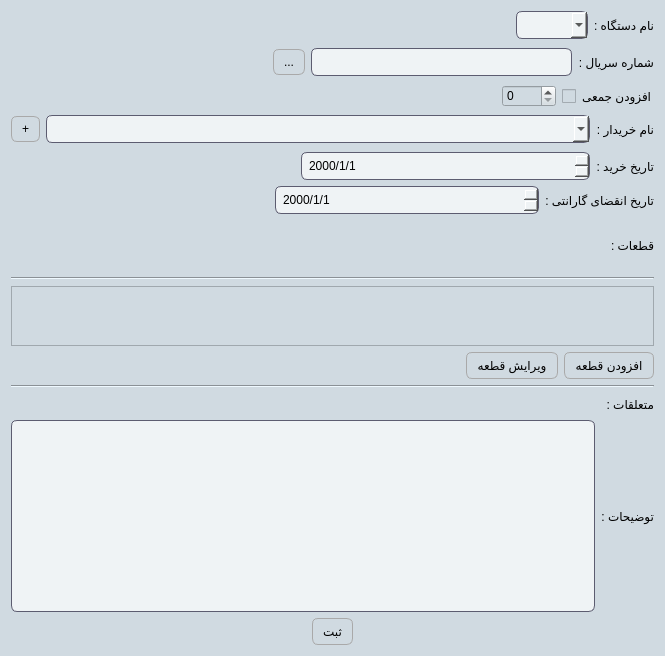
Qt form deviceform.ui (kia-far/QtDBS) before a commit.
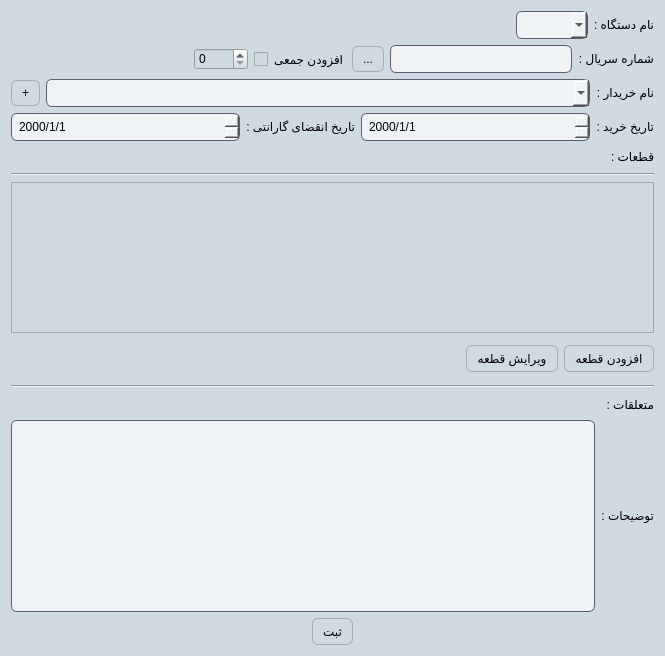
The same form after that commit.

Commit message: changed the widget placement in device form and also fixed the admin mode turning edit into register mode and also added the last serial number added feature and also the language in the rest of the app now supports persian numbers

```diff
--- a/deviceform.ui
+++ b/deviceform.ui
@@ -220,6 +220,12 @@
          </item>
          <item>
           <widget class="QLabel" name="label_5">
+           <property name="sizePolicy">
+            <sizepolicy hsizetype="Preferred" vsizetype="Fixed">
+             <horstretch>0</horstretch>
+             <verstretch>0</verstretch>
+            </sizepolicy>
+           </property>
            <property name="text">
             <string>نام دستگاه :</string>
            </property>
@@ -240,7 +246,7 @@
           <enum>QLayout::SizeConstraint::SetMinimumSize</enum>
          </property>
          <item>
-          <spacer name="horizontalSpacer_9">
+          <spacer name="horizontalSpacer_7">
            <property name="orientation">
             <enum>Qt::Orientation::Horizontal</enum>
            </property>
@@ -252,6 +258,23 @@
            </property>
           </spacer>
          </item>
+         <item>
+          <widget class="QSpinBox" name="spinBox">
+           <property name="frame">
+            <bool>true</bool>
+           </property>
+           <property name="maximum">
+            <number>1000</number>
+           </property>
+          </widget>
+         </item>
+         <item>
+          <widget class="QCheckBox" name="checkBox">
+           <property name="text">
+            <string>افزودن جمعی</string>
+           </property>
+          </widget>
+         </item>
          <item>
           <widget class="QPushButton" name="pushButton_2">
            <property name="sizePolicy">
@@ -284,7 +307,7 @@
          <item>
           <widget class="QLabel" name="label">
            <property name="sizePolicy">
-            <sizepolicy hsizetype="Preferred" vsizetype="Expanding">
+            <sizepolicy hsizetype="Preferred" vsizetype="Fixed">
              <horstretch>0</horstretch>
              <verstretch>0</verstretch>
             </sizepolicy>
@@ -299,40 +322,6 @@
          </item>
         </layout>
        </item>
-       <item>
-        <layout class="QHBoxLayout" name="horizontalLayout_12">
-         <item>
-          <spacer name="horizontalSpacer_4">
-           <property name="orientation">
-            <enum>Qt::Orientation::Horizontal</enum>
-           </property>
-           <property name="sizeHint" stdset="0">
-            <size>
-             <width>40</width>
-             <height>20</height>
-            </size>
-           </property>
-          </spacer>
-         </item>
-         <item>
-          <widget class="QSpinBox" name="spinBox">
-           <property name="frame">
-            <bool>true</bool>
-           </property>
-           <property name="maximum">
-            <number>1000</number>
-           </property>
-          </widget>
-         </item>
-         <item>
-          <widget class="QCheckBox" name="checkBox">
-           <property name="text">
-            <string>افزودن جمعی</string>
-           </property>
-          </widget>
-         </item>
-        </layout>
-       </item>
        <item>
         <layout class="QVBoxLayout" name="verticalLayout_4">
          <property name="sizeConstraint">
@@ -384,7 +373,7 @@
            <item>
             <widget class="QLabel" name="label_3">
              <property name="sizePolicy">
-              <sizepolicy hsizetype="Preferred" vsizetype="Expanding">
+              <sizepolicy hsizetype="Preferred" vsizetype="Fixed">
                <horstretch>0</horstretch>
                <verstretch>0</verstretch>
               </sizepolicy>
@@ -406,56 +395,6 @@
          <item>
           <layout class="QHBoxLayout" name="horizontalLayout_17">
            <item>
-            <spacer name="horizontalSpacer_7">
-             <property name="orientation">
-              <enum>Qt::Orientation::Horizontal</enum>
-             </property>
-             <property name="sizeHint" stdset="0">
-              <size>
-               <width>40</width>
-               <height>20</height>
-              </size>
-             </property>
-            </spacer>
-           </item>
-           <item>
-            <widget class="QDateEdit" name="dateEdit">
-             <property name="sizePolicy">
-              <sizepolicy hsizetype="Expanding" vsizetype="Fixed">
-               <horstretch>0</horstretch>
-               <verstretch>0</verstretch>
-              </sizepolicy>
-             </property>
-             <property name="displayFormat">
-              <string>yyyy/M/d</string>
-             </property>
-            </widget>
-           </item>
-           <item>
-            <widget class="QLabel" name="label_7">
-             <property name="text">
-              <string>تاریخ خرید :</string>
-             </property>
-            </widget>
-           </item>
-          </layout>
-         </item>
-         <item>
-          <layout class="QHBoxLayout" name="horizontalLayout_16">
-           <item>
-            <spacer name="horizontalSpacer_8">
-             <property name="orientation">
-              <enum>Qt::Orientation::Horizontal</enum>
-             </property>
-             <property name="sizeHint" stdset="0">
-              <size>
-               <width>40</width>
-               <height>20</height>
-              </size>
-             </property>
-            </spacer>
-           </item>
-           <item>
             <widget class="QDateEdit" name="dateEdit_2">
              <property name="sizePolicy">
               <sizepolicy hsizetype="Expanding" vsizetype="Fixed">
@@ -470,11 +409,43 @@
            </item>
            <item>
             <widget class="QLabel" name="label_8">
+             <property name="sizePolicy">
+              <sizepolicy hsizetype="Preferred" vsizetype="Fixed">
+               <horstretch>0</horstretch>
+               <verstretch>0</verstretch>
+              </sizepolicy>
+             </property>
              <property name="text">
               <string>تاریخ انقضای گارانتی :</string>
              </property>
             </widget>
            </item>
+           <item>
+            <widget class="QDateEdit" name="dateEdit">
+             <property name="sizePolicy">
+              <sizepolicy hsizetype="Expanding" vsizetype="Fixed">
+               <horstretch>0</horstretch>
+               <verstretch>0</verstretch>
+              </sizepolicy>
+             </property>
+             <property name="displayFormat">
+              <string>yyyy/M/d</string>
+             </property>
+            </widget>
+           </item>
+           <item>
+            <widget class="QLabel" name="label_7">
+             <property name="sizePolicy">
+              <sizepolicy hsizetype="Preferred" vsizetype="Fixed">
+               <horstretch>0</horstretch>
+               <verstretch>0</verstretch>
+              </sizepolicy>
+             </property>
+             <property name="text">
+              <string>تاریخ خرید :</string>
+             </property>
+            </widget>
+           </item>
           </layout>
          </item>
         </layout>
@@ -503,7 +474,7 @@
            <item>
             <widget class="QLabel" name="label_6">
              <property name="sizePolicy">
-              <sizepolicy hsizetype="Expanding" vsizetype="Expanding">
+              <sizepolicy hsizetype="Expanding" vsizetype="Fixed">
                <horstretch>0</horstretch>
                <verstretch>0</verstretch>
               </sizepolicy>
@@ -526,10 +497,16 @@
        </item>
        <item>
         <widget class="QScrollArea" name="scrollArea">
+         <property name="minimumSize">
+          <size>
+           <width>0</width>
+           <height>150</height>
+          </size>
+         </property>
          <property name="maximumSize">
           <size>
            <width>16777215</width>
-           <height>1000</height>
+           <height>16777215</height>
           </size>
          </property>
          <property name="widgetResizable">
@@ -541,7 +518,7 @@
             <x>0</x>
             <y>0</y>
             <width>637</width>
-            <height>50</height>
+            <height>148</height>
            </rect>
           </property>
           <layout class="QVBoxLayout" name="verticalLayout_8">
@@ -577,7 +554,7 @@
             <enum>Qt::Orientation::Vertical</enum>
            </property>
            <property name="sizeType">
-            <enum>QSizePolicy::Policy::Preferred</enum>
+            <enum>QSizePolicy::Policy::Fixed</enum>
            </property>
            <property name="sizeHint" stdset="0">
             <size>
@@ -678,7 +655,7 @@
          <item>
           <widget class="QLabel" name="label_2">
            <property name="sizePolicy">
-            <sizepolicy hsizetype="Preferred" vsizetype="Expanding">
+            <sizepolicy hsizetype="Preferred" vsizetype="Fixed">
              <horstretch>0</horstretch>
              <verstretch>0</verstretch>
             </sizepolicy>
```
Left out of the diff: 7 changed lines with no effect on the pictures. The commit also changes 44 other files.
